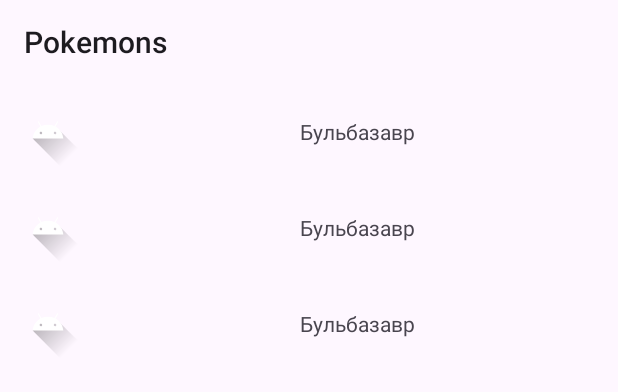
After one commit to DaniilElmirov/VkMarketTestTask, an Android app: the layout fragment_pokemons.xml on its own in the app's theme, with its tools: preview values and no code run, on a phone screen of 412 x 824 dp. The commit adds this screen. Shown: the top 392 px of the screen. Run offline under Robolectric (Android 15) with nearby library versions, the phone set to English and light mode, and no system bars.

Commit message:
Добавил разметку экрана со списком покемонов

```diff
--- /dev/null
+++ b/app/src/main/res/drawable/image_placeholder_shape.xml
@@ -0,0 +1,5 @@
+<?xml version="1.0" encoding="utf-8"?>
+<shape xmlns:android="http://schemas.android.com/apk/res/android"
+    android:shape="oval">
+    <solid android:color="@color/placeholder" />
+</shape>
--- /dev/null
+++ b/app/src/main/res/layout/fragment_pokemons.xml
@@ -0,0 +1,70 @@
+<?xml version="1.0" encoding="utf-8"?>
+<LinearLayout xmlns:android="http://schemas.android.com/apk/res/android"
+    xmlns:app="http://schemas.android.com/apk/res-auto"
+    xmlns:tools="http://schemas.android.com/tools"
+    android:layout_width="match_parent"
+    android:layout_height="match_parent"
+    android:orientation="vertical">
+
+    <Toolbar
+        android:id="@+id/toolbar"
+        android:layout_width="match_parent"
+        android:layout_height="wrap_content"
+        android:title="@string/pokemons" />
+
+    <androidx.recyclerview.widget.RecyclerView
+        android:id="@+id/pokemons"
+        android:layout_width="match_parent"
+        android:layout_height="match_parent"
+        app:layoutManager="androidx.recyclerview.widget.LinearLayoutManager"
+        tools:listitem="@layout/pokemon_item" />
+
+    <com.facebook.shimmer.ShimmerFrameLayout
+        android:id="@+id/shimmer"
+        android:layout_width="match_parent"
+        android:layout_height="match_parent">
+
+        <LinearLayout
+            android:layout_width="match_parent"
+            android:layout_height="match_parent"
+            android:orientation="vertical">
+
+            <include layout="@layout/pokemon_placeholder" />
+            <include layout="@layout/pokemon_placeholder" />
+            <include layout="@layout/pokemon_placeholder" />
+            <include layout="@layout/pokemon_placeholder" />
+            <include layout="@layout/pokemon_placeholder" />
+            <include layout="@layout/pokemon_placeholder" />
+            <include layout="@layout/pokemon_placeholder" />
+            <include layout="@layout/pokemon_placeholder" />
+            <include layout="@layout/pokemon_placeholder" />
+            <include layout="@layout/pokemon_placeholder" />
+        </LinearLayout>
+
+    </com.facebook.shimmer.ShimmerFrameLayout>
+
+    <LinearLayout
+        android:id="@+id/error"
+        android:layout_width="match_parent"
+        android:layout_height="match_parent"
+        android:gravity="center"
+        android:orientation="vertical"
+        android:visibility="gone">
+
+        <TextView
+            android:id="@+id/error_message"
+            android:layout_width="match_parent"
+            android:layout_height="wrap_content"
+            android:layout_margin="@dimen/margin_8"
+            android:gravity="center"
+            tools:text="Something wrong" />
+
+        <Button
+            android:id="@+id/refresh"
+            android:layout_width="wrap_content"
+            android:layout_height="wrap_content"
+            android:layout_margin="@dimen/margin_8"
+            android:text="@string/try_again" />
+    </LinearLayout>
+
+</LinearLayout>
--- /dev/null
+++ b/app/src/main/res/layout/pokemon_placeholder.xml
@@ -0,0 +1,21 @@
+<?xml version="1.0" encoding="utf-8"?>
+<LinearLayout xmlns:android="http://schemas.android.com/apk/res/android"
+    android:layout_width="match_parent"
+    android:layout_height="wrap_content"
+    android:orientation="horizontal">
+
+    <View
+        android:id="@+id/image"
+        android:layout_width="@dimen/image_width"
+        android:layout_height="@dimen/image_height"
+        android:layout_margin="@dimen/margin_8"
+        android:background="@drawable/image_placeholder_shape" />
+
+    <View
+        android:layout_width="match_parent"
+        android:layout_height="24dp"
+        android:layout_gravity="center"
+        android:layout_margin="@dimen/margin_8"
+        android:background="@color/placeholder"
+        android:gravity="center" />
+</LinearLayout>
--- a/app/src/main/res/values/colors.xml
+++ b/app/src/main/res/values/colors.xml
@@ -2,4 +2,6 @@
 <resources>
 	<color name="black">#FF000000</color>
 	<color name="white">#FFFFFFFF</color>
+
+	<color name="placeholder">#514F4F</color>
 </resources>
--- a/app/src/main/res/values/strings.xml
+++ b/app/src/main/res/values/strings.xml
@@ -1,3 +1,5 @@
 <resources>
 	<string name="app_name">VkMarketTestTask</string>
+    <string name="pokemons">Pokemons</string>
+    <string name="try_again">Try again</string>
 </resources>
```
